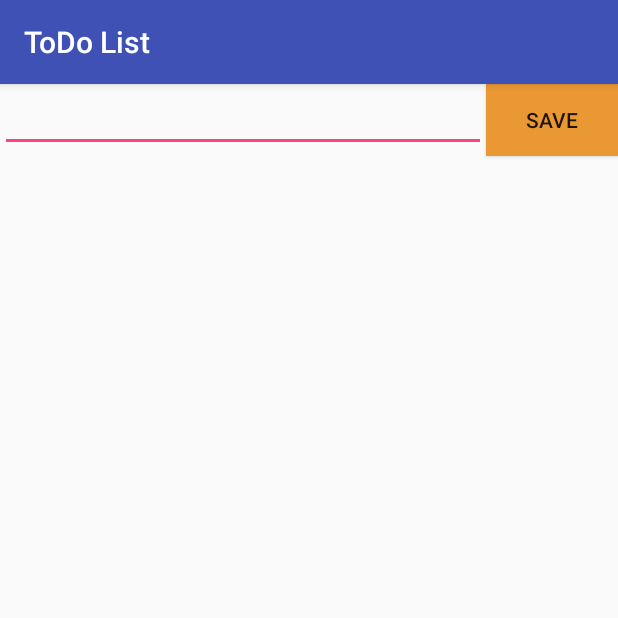
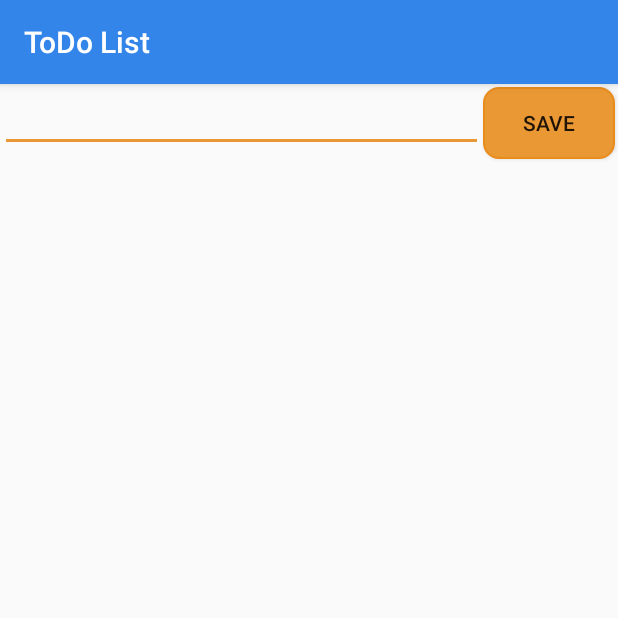
Before and after one commit to pranitishettiwar/CodepathToDo, an Android app: the EditItemActivity screen opened directly, with no data from a screen before it, on a phone screen of 412 x 824 dp, the top half of it. Run offline under Robolectric (Android 15) with nearby library versions, the phone set to English and light mode, and no system bars; libraries missing offline, so code that uses them is left out: com.raizlabs.android; 1 statement that could not run was skipped.

Commit message:
Updated button UI

```diff
--- /dev/null
+++ b/SimpleTodo/app/src/main/res/drawable/round_button.xml
@@ -0,0 +1,18 @@
+<?xml version="1.0" encoding="utf-8"?>
+<shape xmlns:android="http://schemas.android.com/apk/res/android"
+    android:shape="rectangle">
+
+    <corners
+        android:bottomLeftRadius="10dp"
+        android:bottomRightRadius="10dp"
+        android:radius="0.1dp"
+        android:topLeftRadius="10dp"
+        android:topRightRadius="10dp" />
+
+    <solid android:color="#ea9833" />
+
+    <stroke
+        android:width="1dp"
+        android:color="#e88c1c" />
+
+</shape>
--- a/SimpleTodo/app/src/main/res/layout/activity_edit_item.xml
+++ b/SimpleTodo/app/src/main/res/layout/activity_edit_item.xml
@@ -10,10 +10,11 @@
         android:layout_width="wrap_content"
         android:layout_height="wrap_content"
         android:layout_alignParentRight="true"
-        android:width="60dp"
-        android:height="20dp"
-        android:background="#ea9833"
+        android:layout_alignParentTop="true"
+        android:background="@drawable/round_button"
         android:onClick="editItem"
+        android:layout_marginTop="2dp"
+        android:layout_marginRight="2dp"
         android:text="@string/btnSave" />
 
     <EditText
--- a/SimpleTodo/app/src/main/res/layout/activity_main.xml
+++ b/SimpleTodo/app/src/main/res/layout/activity_main.xml
@@ -12,10 +12,10 @@
         android:layout_alignParentBottom="true"
         android:layout_alignParentEnd="true"
         android:layout_alignParentRight="true"
-        android:width="60dp"
-        android:height="20dp"
-        android:background="#ea9833"
+        android:background="@drawable/round_button"
         android:onClick="onAddItem"
+        android:layout_marginBottom="2dp"
+        android:layout_marginRight="2dp"
         android:text="@string/add" />
 
     <ListView
--- a/SimpleTodo/app/src/main/res/values/colors.xml
+++ b/SimpleTodo/app/src/main/res/values/colors.xml
@@ -1,6 +1,6 @@
 <?xml version="1.0" encoding="utf-8"?>
 <resources>
-    <color name="colorPrimary">#3F51B5</color>
-    <color name="colorPrimaryDark">#303F9F</color>
-    <color name="colorAccent">#FF4081</color>
+    <color name="colorPrimary">#3385ea</color>
+    <color name="colorPrimaryDark">#1c77e8</color>
+    <color name="colorAccent">#ea9833</color>
 </resources>
```
